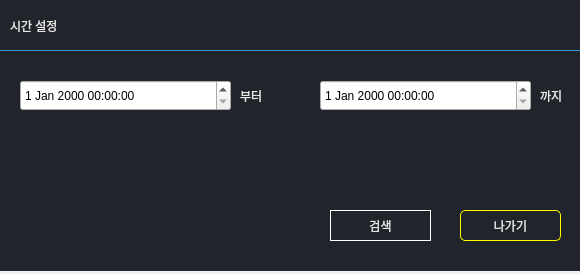
Above: setlogtimedlg.ui from EluonBit2Team/Client before the change. Below: the same form after it.
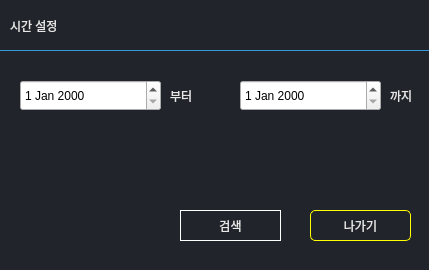
That is the form after the change.

The edit to the form file:
```diff
--- a/setlogtimedlg.ui
+++ b/setlogtimedlg.ui
@@ -6,8 +6,8 @@
    <rect>
     <x>0</x>
     <y>0</y>
-    <width>580</width>
-    <height>274</height>
+    <width>429</width>
+    <height>270</height>
    </rect>
   </property>
   <property name="windowTitle">
@@ -55,7 +55,7 @@
     <rect>
      <x>0</x>
      <y>0</y>
-     <width>581</width>
+     <width>431</width>
      <height>51</height>
     </rect>
    </property>
@@ -89,7 +89,7 @@
     <rect>
      <x>0</x>
      <y>0</y>
-     <width>581</width>
+     <width>431</width>
      <height>271</height>
     </rect>
    </property>
@@ -103,7 +103,7 @@
   <widget class="QPushButton" name="dialog_btn_exit">
    <property name="geometry">
     <rect>
-     <x>460</x>
+     <x>310</x>
      <y>210</y>
      <width>101</width>
      <height>31</height>
@@ -123,7 +123,7 @@
   <widget class="QPushButton" name="dialog_btn_submit">
    <property name="geometry">
     <rect>
-     <x>330</x>
+     <x>180</x>
      <y>210</y>
      <width>101</width>
      <height>31</height>
@@ -143,31 +143,31 @@
     <string>검색</string>
    </property>
   </widget>
-  <widget class="QDateTimeEdit" name="dialog_dateTimeEdit_start">
+  <widget class="QDateEdit" name="dialog_dateEdit_start">
    <property name="geometry">
     <rect>
      <x>20</x>
      <y>80</y>
-     <width>211</width>
+     <width>141</width>
      <height>31</height>
     </rect>
    </property>
   </widget>
-  <widget class="QDateTimeEdit" name="dialog_dateTimeEdit_end">
-   <property name="geometry">
-    <rect>
-     <x>320</x>
-     <y>80</y>
-     <width>211</width>
-     <height>31</height>
-    </rect>
-   </property>
-  </widget>
-  <widget class="QLabel" name="dialog_label_title_2">
+  <widget class="QDateEdit" name="dialog_dateEdit_end">
    <property name="geometry">
     <rect>
      <x>240</x>
      <y>80</y>
+     <width>141</width>
+     <height>31</height>
+    </rect>
+   </property>
+  </widget>
+  <widget class="QLabel" name="dialog_label_title_2">
+   <property name="geometry">
+    <rect>
+     <x>170</x>
+     <y>80</y>
      <width>31</width>
      <height>31</height>
     </rect>
@@ -183,7 +183,7 @@
   <widget class="QLabel" name="dialog_label_title_3">
    <property name="geometry">
     <rect>
-     <x>540</x>
+     <x>390</x>
      <y>80</y>
      <width>31</width>
      <height>31</height>
@@ -202,8 +202,8 @@
   <zorder>dialog_label_title</zorder>
   <zorder>dialog_btn_exit</zorder>
   <zorder>dialog_btn_submit</zorder>
-  <zorder>dialog_dateTimeEdit_start</zorder>
-  <zorder>dialog_dateTimeEdit_end</zorder>
+  <zorder>dialog_dateEdit_start</zorder>
+  <zorder>dialog_dateEdit_end</zorder>
   <zorder>dialog_label_title_2</zorder>
   <zorder>dialog_label_title_3</zorder>
  </widget>
```
